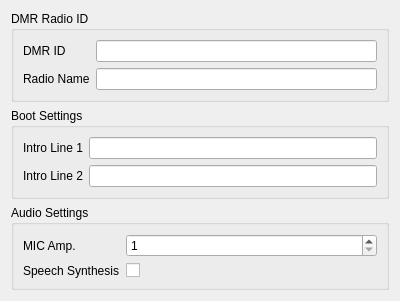
hmatuschek/qdmr, file src/generalsettingsview.ui: the form before one commit.
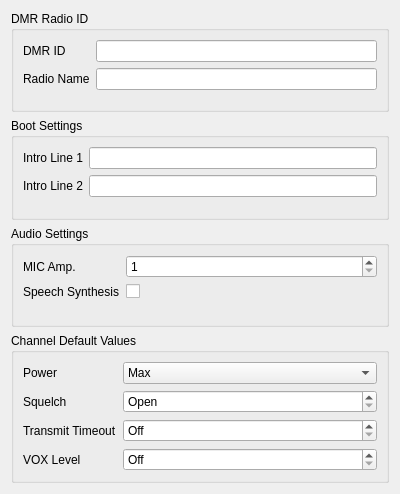
The form after the commit.

```diff
--- a/src/generalsettingsview.ui
+++ b/src/generalsettingsview.ui
@@ -7,7 +7,7 @@
     <x>0</x>
     <y>0</y>
     <width>400</width>
-    <height>300</height>
+    <height>494</height>
    </rect>
   </property>
   <property name="windowTitle">
@@ -136,6 +136,105 @@
      </layout>
     </widget>
    </item>
+   <item>
+    <widget class="QGroupBox" name="groupBox">
+     <property name="title">
+      <string>Channel Default Values</string>
+     </property>
+     <layout class="QFormLayout" name="formLayout_3">
+      <item row="0" column="0">
+       <widget class="QLabel" name="powerLabel">
+        <property name="text">
+         <string>Power</string>
+        </property>
+       </widget>
+      </item>
+      <item row="0" column="1">
+       <widget class="QComboBox" name="powerValue">
+        <item>
+         <property name="text">
+          <string>Max</string>
+         </property>
+        </item>
+        <item>
+         <property name="text">
+          <string>High</string>
+         </property>
+        </item>
+        <item>
+         <property name="text">
+          <string>Mid</string>
+         </property>
+        </item>
+        <item>
+         <property name="text">
+          <string>Low</string>
+         </property>
+        </item>
+        <item>
+         <property name="text">
+          <string>Min</string>
+         </property>
+        </item>
+       </widget>
+      </item>
+      <item row="1" column="0">
+       <widget class="QLabel" name="squelchLabel">
+        <property name="text">
+         <string>Squelch</string>
+        </property>
+       </widget>
+      </item>
+      <item row="1" column="1">
+       <widget class="QSpinBox" name="squelchValue">
+        <property name="specialValueText">
+         <string>Open</string>
+        </property>
+        <property name="maximum">
+         <number>10</number>
+        </property>
+       </widget>
+      </item>
+      <item row="2" column="0">
+       <widget class="QLabel" name="transmitTimeoutLabel">
+        <property name="text">
+         <string>Transmit Timeout</string>
+        </property>
+       </widget>
+      </item>
+      <item row="2" column="1">
+       <widget class="QSpinBox" name="totValue">
+        <property name="specialValueText">
+         <string>Off</string>
+        </property>
+        <property name="suffix">
+         <string> s</string>
+        </property>
+        <property name="maximum">
+         <number>9999</number>
+        </property>
+       </widget>
+      </item>
+      <item row="3" column="0">
+       <widget class="QLabel" name="voxLevelLabel">
+        <property name="text">
+         <string>VOX Level</string>
+        </property>
+       </widget>
+      </item>
+      <item row="3" column="1">
+       <widget class="QSpinBox" name="voxValue">
+        <property name="specialValueText">
+         <string>Off</string>
+        </property>
+        <property name="maximum">
+         <number>10</number>
+        </property>
+       </widget>
+      </item>
+     </layout>
+    </widget>
+   </item>
   </layout>
  </widget>
  <resources/>
```
